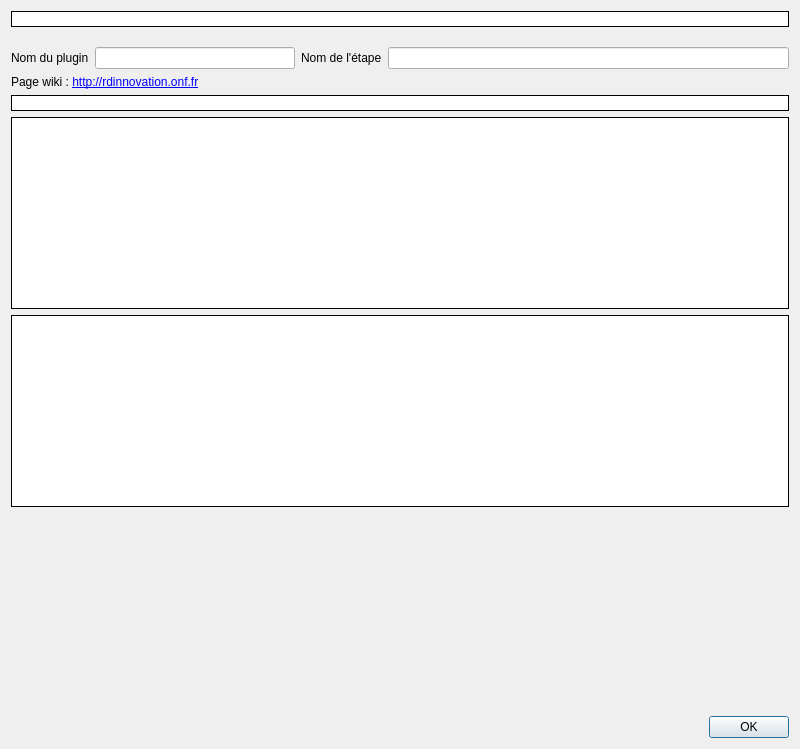
Qt form ComputreeGui/view/MainView/gaboutstepdialog.ui (computree/computree-v3) before a commit.
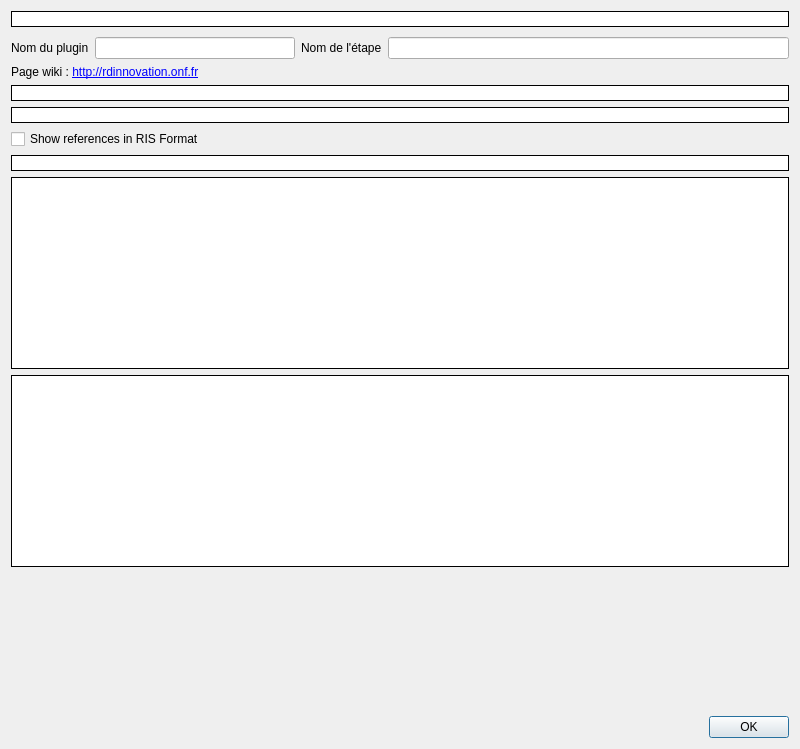
The same form after that commit.

Diff of the .ui file:
```diff
--- a/ComputreeGui/view/MainView/gaboutstepdialog.ui
+++ b/ComputreeGui/view/MainView/gaboutstepdialog.ui
@@ -58,8 +58,8 @@
      </property>
      <property name="sizeHint" stdset="0">
       <size>
-       <width>20</width>
-       <height>20</height>
+       <width>10</width>
+       <height>10</height>
       </size>
      </property>
     </spacer>
@@ -203,7 +203,7 @@
            <x>0</x>
            <y>0</y>
            <width>782</width>
-           <height>616</height>
+           <height>626</height>
           </rect>
          </property>
          <property name="sizePolicy">
@@ -280,6 +280,69 @@
                </property>
               </widget>
              </item>
+             <item>
+              <widget class="QLabel" name="citation">
+               <property name="styleSheet">
+                <string notr="true">QLabel { background-color: white; }</string>
+               </property>
+               <property name="frameShape">
+                <enum>QFrame::Box</enum>
+               </property>
+               <property name="text">
+                <string/>
+               </property>
+               <property name="textFormat">
+                <enum>Qt::RichText</enum>
+               </property>
+               <property name="alignment">
+                <set>Qt::AlignJustify|Qt::AlignTop</set>
+               </property>
+               <property name="wordWrap">
+                <bool>true</bool>
+               </property>
+               <property name="margin">
+                <number>6</number>
+               </property>
+               <property name="openExternalLinks">
+                <bool>true</bool>
+               </property>
+               <property name="textInteractionFlags">
+                <set>Qt::LinksAccessibleByMouse|Qt::TextSelectableByKeyboard|Qt::TextSelectableByMouse</set>
+               </property>
+              </widget>
+             </item>
+             <item>
+              <widget class="QCheckBox" name="cb_ris">
+               <property name="text">
+                <string>Show references in RIS Format</string>
+               </property>
+              </widget>
+             </item>
+             <item>
+              <widget class="QLabel" name="ris">
+               <property name="styleSheet">
+                <string notr="true">QLabel { background-color: white; }</string>
+               </property>
+               <property name="frameShape">
+                <enum>QFrame::Box</enum>
+               </property>
+               <property name="text">
+                <string/>
+               </property>
+               <property name="alignment">
+                <set>Qt::AlignLeading|Qt::AlignLeft|Qt::AlignTop</set>
+               </property>
+               <property name="wordWrap">
+                <bool>true</bool>
+               </property>
+               <property name="margin">
+                <number>6</number>
+               </property>
+               <property name="textInteractionFlags">
+                <set>Qt::LinksAccessibleByMouse|Qt::TextSelectableByKeyboard|Qt::TextSelectableByMouse</set>
+               </property>
+              </widget>
+             </item>
              <item>
               <widget class="QTreeWidget" name="inModels">
                <property name="sizePolicy">
```
